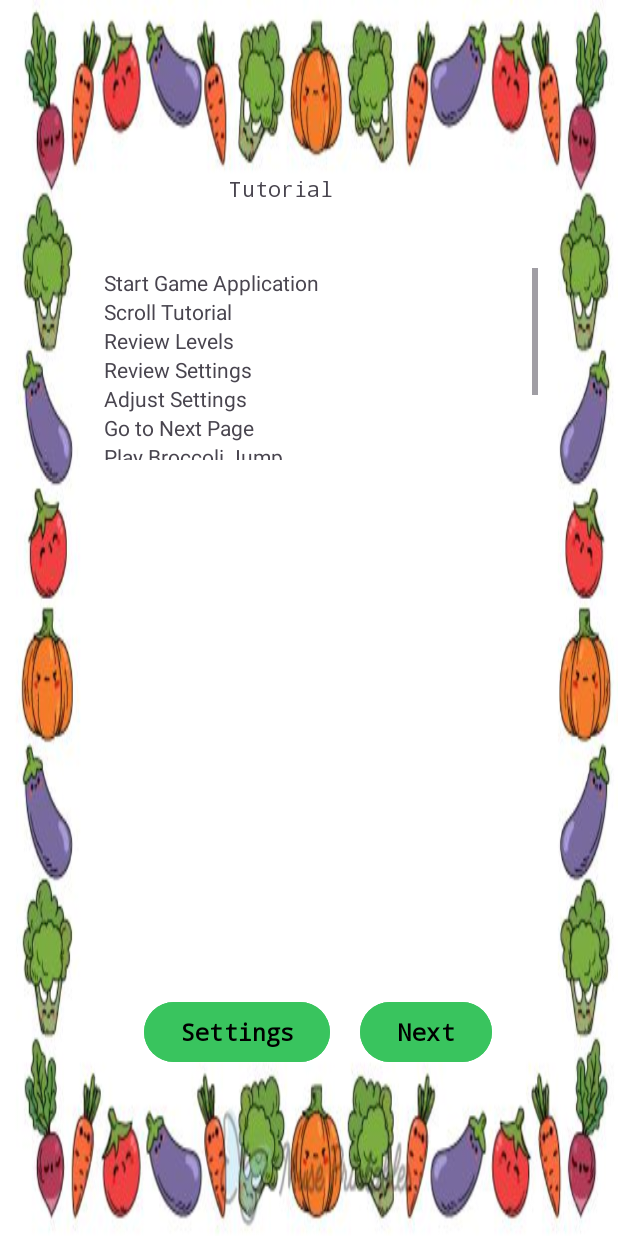
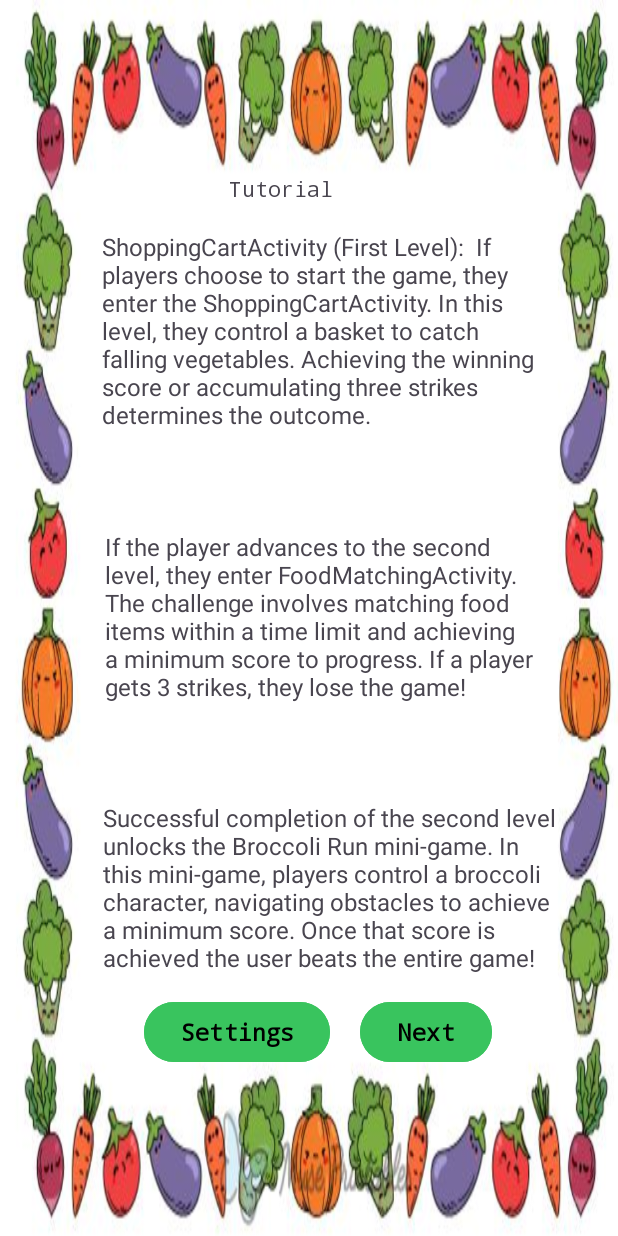
Before and after one commit to sebastian9654/MobileAppProject, an Android app: the TutorialPage screen opened directly, with no data from a screen before it, on a phone screen of 412 x 824 dp. Run offline under Robolectric (Android 15) with nearby library versions, the phone set to English and light mode, and no system bars.

Commit message:
Fixed tutorial page

```diff
--- a/app/src/main/res/layout/activity_tutorial_page.xml
+++ b/app/src/main/res/layout/activity_tutorial_page.xml
@@ -1,5 +1,6 @@
 <?xml version="1.0" encoding="utf-8"?>
-<androidx.constraintlayout.widget.ConstraintLayout xmlns:android="http://schemas.android.com/apk/res/android"
+<androidx.constraintlayout.widget.ConstraintLayout
+    xmlns:android="http://schemas.android.com/apk/res/android"
     xmlns:app="http://schemas.android.com/apk/res-auto"
     xmlns:tools="http://schemas.android.com/tools"
     android:layout_width="match_parent"
@@ -52,82 +53,44 @@
 
     <ScrollView
         android:id="@+id/tutorial"
-        android:layout_width="289dp"
-        android:layout_height="128dp"
-        android:layout_marginTop="41dp"
-        android:layout_marginEnd="53dp"
+        android:layout_width="296dp"
+        android:layout_height="140dp"
+        android:layout_marginTop="16dp"
+        android:layout_marginEnd="48dp"
         android:contentDescription="tutorial"
         app:layout_constraintEnd_toEndOf="parent"
         app:layout_constraintTop_toBottomOf="@+id/textView">
-
-        <LinearLayout
-            android:layout_width="match_parent"
-            android:layout_height="wrap_content"
-            android:orientation="vertical">
 
         <TextView
             android:id="@+id/textView3"
             android:layout_width="match_parent"
             android:layout_height="wrap_content"
-                android:text="Start Game Application" />
+            android:text="ShoppingCartActivity (First Level):  If players choose to start the game, they enter the ShoppingCartActivity. In this level, they control a basket to catch falling vegetables. Achieving the winning score or accumulating three strikes determines the outcome."
+            android:textSize="16sp" />
+    </ScrollView>
 
     <TextView
         android:id="@+id/textView4"
-                android:layout_width="match_parent"
-                android:layout_height="wrap_content"
-                android:text="Scroll Tutorial" />
+        android:layout_width="290dp"
+        android:layout_height="116dp"
+        android:layout_marginEnd="52dp"
+        android:text="If the player advances to the second level, they enter FoodMatchingActivity. The challenge involves matching food items within a time limit and achieving a minimum score to progress. If a player gets 3 strikes, they lose the game!"
+        android:textSize="16sp"
+        app:layout_constraintBottom_toBottomOf="parent"
+        app:layout_constraintEnd_toEndOf="parent"
+        app:layout_constraintTop_toTopOf="parent"
+        app:layout_constraintVertical_bias="0.499" />
 
     <TextView
         android:id="@+id/textView5"
-                android:layout_width="match_parent"
-                android:layout_height="wrap_content"
-                android:text="Review Levels" />
-
-            <TextView
-                android:id="@+id/textView6"
-                android:layout_width="match_parent"
-                android:layout_height="wrap_content"
-                android:text="Review Settings" />
-
-            <TextView
-                android:id="@+id/textView7"
-                android:layout_width="match_parent"
-                android:layout_height="wrap_content"
-                android:text="Adjust Settings" />
-
-            <TextView
-                android:id="@+id/textView8"
-                android:layout_width="match_parent"
-                android:layout_height="wrap_content"
-                android:text="Go to Next Page" />
-
-            <TextView
-                android:id="@+id/textView9"
-                android:layout_width="match_parent"
-                android:layout_height="wrap_content"
-                android:text="Play Broccoli Jump" />
-
-            <TextView
-                android:id="@+id/textView10"
-                android:layout_width="match_parent"
-                android:layout_height="wrap_content"
-                android:text="Play Grocery Cart" />
-
-            <TextView
-                android:id="@+id/textView11"
-                android:layout_width="match_parent"
-                android:layout_height="wrap_content"
-                android:text="Play Word Match" />
-
-            <TextView
-                android:id="@+id/textView12"
-                android:layout_width="match_parent"
-                android:layout_height="wrap_content"
-                android:text="Review End credits" />
-
-        </LinearLayout>
-    </ScrollView>
-
+        android:layout_width="311dp"
+        android:layout_height="122dp"
+        android:layout_marginEnd="32dp"
+        android:layout_marginBottom="8dp"
+        android:text="Successful completion of the second level unlocks the Broccoli Run mini-game. In this mini-game, players control a broccoli character, navigating obstacles to achieve a minimum score. Once that score is achieved the user beats the entire game!"
+        android:textSize="16sp"
+        app:layout_constraintBottom_toTopOf="@+id/btnSetting"
+        app:layout_constraintEnd_toEndOf="parent" />
 
 
 </androidx.constraintlayout.widget.ConstraintLayout>
```
Lines whose indentation alone changed are shown as unchanged.
